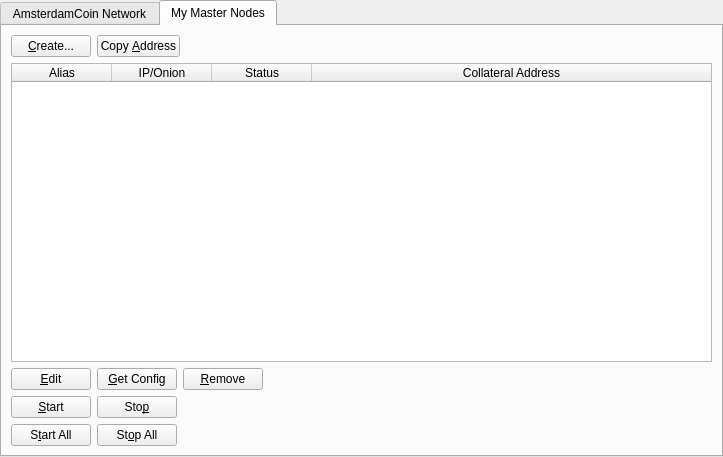
The window that src/qt/forms/masternodemanager.ui (CoinBuild/AmsterdamCoin) describes before a commit, drawn with Qt 5.
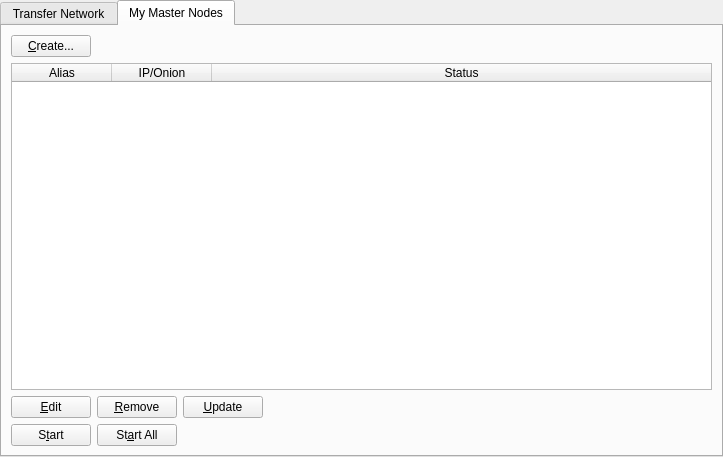
The same window after the commit. The open tabs and pages were chosen to show the change.

Patch:
```diff
--- a/src/qt/forms/masternodemanager.ui
+++ b/src/qt/forms/masternodemanager.ui
@@ -38,7 +38,7 @@
        </property>
        <widget class="QWidget" name="tab">
         <attribute name="title">
-         <string>AmsterdamCoin Network</string>
+         <string>Transfer Network</string>
         </attribute>
         <layout class="QGridLayout" name="gridLayout">
          <item row="1" column="0">
@@ -145,13 +145,6 @@
                </property>
               </widget>
              </item>
-             <item>
-              <widget class="QPushButton" name="copyAddressButton">
-               <property name="text">
-                <string>Copy &amp;Address</string>
-               </property>
-              </widget>
-             </item>
              <item>
               <spacer name="horizontalSpacer">
                <property name="orientation">
@@ -169,6 +162,12 @@
            </item>
            <item>
             <widget class="QTableWidget" name="tableWidget_2">
+             <property name="minimumSize">
+              <size>
+               <width>695</width>
+               <height>0</height>
+              </size>
+             </property>
              <property name="editTriggers">
               <set>QAbstractItemView::NoEditTriggers</set>
              </property>
@@ -199,11 +198,6 @@
                <string>Status</string>
               </property>
              </column>
-             <column>
-              <property name="text">
-               <string>Collateral Address</string>
-              </property>
-             </column>
             </widget>
            </item>
            <item>
@@ -218,13 +212,6 @@
                </property>
               </widget>
              </item>
-             <item>
-              <widget class="QPushButton" name="getConfigButton">
-               <property name="text">
-                <string>&amp;Get Config</string>
-               </property>
-              </widget>
-             </item>
              <item>
               <widget class="QPushButton" name="removeButton">
                <property name="text">
@@ -232,6 +219,13 @@
                </property>
               </widget>
              </item>
+             <item>
+              <widget class="QPushButton" name="UpdateButton">
+               <property name="text">
+                <string>&amp;Update</string>
+               </property>
+              </widget>
+             </item>
              <item>
               <spacer name="horizontalSpacer_2">
                <property name="orientation">
@@ -252,33 +246,6 @@
              <property name="bottomMargin">
               <number>0</number>
              </property>
-             <item>
-              <widget class="QPushButton" name="startButton">
-               <property name="text">
-                <string>&amp;Start</string>
-               </property>
-              </widget>
-             </item>
-             <item>
-              <widget class="QPushButton" name="stopButton">
-               <property name="text">
-                <string>Sto&amp;p</string>
-               </property>
-              </widget>
-             </item>
-             <item>
-              <spacer name="horizontalSpacer_4">
-               <property name="orientation">
-                <enum>Qt::Horizontal</enum>
-               </property>
-               <property name="sizeHint" stdset="0">
-                <size>
-                 <width>40</width>
-                 <height>20</height>
-                </size>
-               </property>
-              </spacer>
-             </item>
             </layout>
            </item>
            <item>
@@ -286,17 +253,17 @@
              <property name="bottomMargin">
               <number>0</number>
              </property>
+             <item>
+              <widget class="QPushButton" name="startButton">
+               <property name="text">
+                <string>S&amp;tart</string>
+               </property>
+              </widget>
+             </item>
              <item>
               <widget class="QPushButton" name="startAllButton">
                <property name="text">
-                <string>S&amp;tart All</string>
-               </property>
-              </widget>
-             </item>
-             <item>
-              <widget class="QPushButton" name="stopAllButton">
-               <property name="text">
-                <string>St&amp;op All</string>
+                <string>St&amp;art All</string>
                </property>
               </widget>
              </item>
```
Left out of the diff: 4 changed lines with no effect on the pictures.
